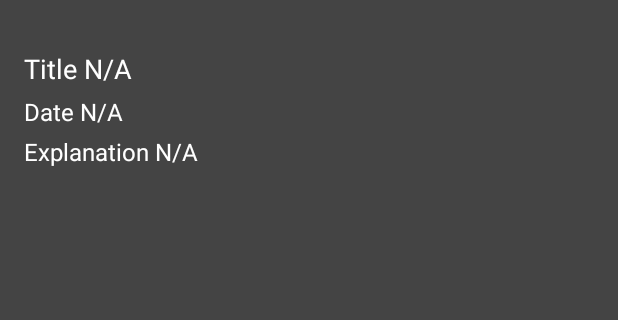
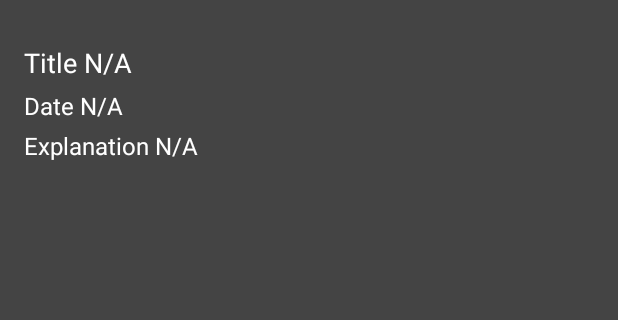
Before and after one commit to harismexis/android-nasa-apod, an Android app built with Jetpack Compose: the screen it shows after launch (MainActivity), on a phone screen of 412 x 824 dp, the part 96-416 px from its top. Run offline under Robolectric (Android 15) with nearby library versions, the phone set to English and light mode, and no system bars; libraries missing offline, so code that uses them is left out: com.pierfrancescosoffritti.androidyoutubeplayer; pictures from the network do not load.

Commit message:
update paddings

```diff
--- a/app/src/main/java/com/harismexis/apod/screens/ApodScreen.kt
+++ b/app/src/main/java/com/harismexis/apod/screens/ApodScreen.kt
@@ -3,6 +3,7 @@ package com.harismexis.apod.screens
 import androidx.compose.foundation.background
 import androidx.compose.foundation.layout.Box
 import androidx.compose.foundation.layout.Column
+import androidx.compose.foundation.layout.PaddingValues
 import androidx.compose.foundation.layout.fillMaxSize
 import androidx.compose.foundation.layout.fillMaxWidth
 import androidx.compose.foundation.layout.height
@@ -19,6 +20,7 @@ import androidx.compose.ui.Modifier
 import androidx.compose.ui.graphics.Color
 import androidx.compose.ui.res.painterResource
 import androidx.compose.ui.text.style.TextAlign
+import androidx.compose.ui.unit.TextUnit
 import androidx.compose.ui.unit.dp
 import androidx.compose.ui.unit.sp
 import androidx.compose.ui.viewinterop.AndroidView
@@ -87,65 +89,23 @@ private fun ApodContent(viewModel: ApodVm) {
 }
 
 @Composable
-private fun ImageLoadingView() {
-    Box(
-        modifier = Modifier
-            .fillMaxWidth()
-            .height(260.dp),
-        contentAlignment = Alignment.Center
-    ) {
-        CircularProgressIndicator()
-    }
-}
-
-@Composable
-private fun ImageErrorView() {
-    Box(
-        modifier = Modifier
-            .fillMaxWidth()
-            .height(260.dp),
-        contentAlignment = Alignment.Center
-    ) {
-        Icon(
-            painter = painterResource(R.drawable.ic_launcher_foreground),
-            contentDescription = ""
-        )
-    }
-}
-
-@Composable
 private fun ApodInfo(apod: Apod?) {
     Column(
         modifier = Modifier
             .fillMaxSize()
-            .padding(16.dp, 0.dp, 16.dp, 16.dp),
+            .padding(start = 16.dp, end = 16.dp, bottom = 16.dp),
     ) {
-        Text(
+        BaseText(
             text = apod?.title ?: "Title N/A",
-            modifier = Modifier.padding(0.dp, 4.dp, 0.dp, 4.dp),
-            textAlign = TextAlign.Left,
-            lineHeight = 18.sp,
-            color = Color.White,
-            style = typography.displayMedium,
             fontSize = 18.sp,
         )
-        Text(
+        BaseText(
             text = apod?.date ?: "Date N/A",
-            modifier = Modifier.padding(0.dp, 4.dp, 0.dp, 4.dp),
-            textAlign = TextAlign.Left,
-            lineHeight = 16.sp,
-            color = Color.White,
-            style = typography.displayMedium,
-            fontSize = 16.sp,
+            paddingValues = PaddingValues(top = 8.dp)
         )
-        Text(
+        BaseText(
             text = apod?.explanation ?: "Explanation N/A",
-            modifier = Modifier.padding(0.dp, 4.dp, 0.dp, 4.dp),
-            textAlign = TextAlign.Left,
-            lineHeight = 18.sp,
-            color = Color.White,
-            style = typography.displayMedium,
-            fontSize = 16.sp,
+            paddingValues = PaddingValues(top = 8.dp)
         )
     }
 }
@@ -184,6 +144,23 @@ private fun YoutubeView(videoId: String) {
     )
 }
 
+@Composable
+private fun BaseText(
+    text: String?,
+    defaultText: String = "N/A",
+    paddingValues: PaddingValues = PaddingValues(0.dp),
+    fontSize: TextUnit = 16.sp,
+) {
+    Text(
+        text = text ?: defaultText,
+        modifier = Modifier.padding(paddingValues),
+        textAlign = TextAlign.Left,
+        lineHeight = 18.sp,
+        color = Color.White,
+        style = typography.displayMedium,
+        fontSize = fontSize,
+    )
+}
 
 @Composable
 private fun LoadingView() {
@@ -196,3 +173,30 @@ private fun LoadingView() {
         CircularProgressIndicator()
     }
 }
+
+@Composable
+private fun ImageLoadingView() {
+    Box(
+        modifier = Modifier
+            .fillMaxWidth()
+            .height(260.dp),
+        contentAlignment = Alignment.Center
+    ) {
+        CircularProgressIndicator()
+    }
+}
+
+@Composable
+private fun ImageErrorView() {
+    Box(
+        modifier = Modifier
+            .fillMaxWidth()
+            .height(260.dp),
+        contentAlignment = Alignment.Center
+    ) {
+        Icon(
+            painter = painterResource(R.drawable.ic_launcher_foreground),
+            contentDescription = ""
+        )
+    }
+}
```
